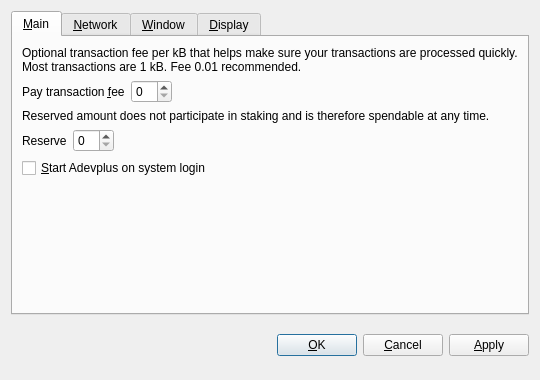
Before: the Qt Designer form src/qt/forms/optionsdialog.ui in danrachita/AdvertPlusCoin-project, drawn with Qt 5.
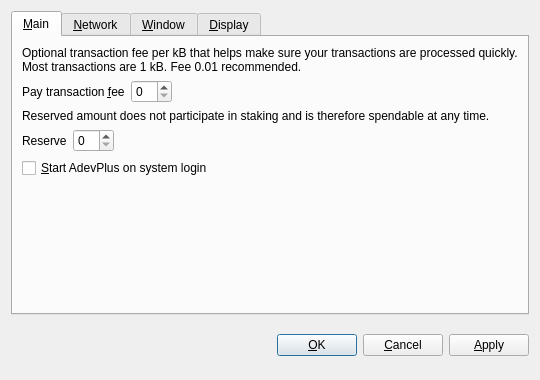
After: the same form once the commit is applied. Custom widgets are drawn as their Qt base class.

What changed in the file:
```diff
--- a/src/qt/forms/optionsdialog.ui
+++ b/src/qt/forms/optionsdialog.ui
@@ -128,7 +128,7 @@
           <string>Automatically start Adevplus after logging in to the system.</string>
          </property>
          <property name="text">
-          <string>&amp;Start Adevplus on system login</string>
+          <string>&amp;Start AdevPlus on system login</string>
          </property>
         </widget>
        </item>
```
Left out of the diff: 10 changed lines with no effect on the pictures.
